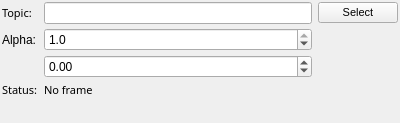
Before: the Qt Designer form mapviz_plugins/ui/occupancy_grid_config.ui in Eurecat/mapviz, drawn with Qt 5.
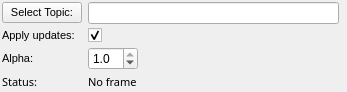
After: the same form once the commit is applied.

Commit message: occupancy grid update

```diff
--- a/mapviz_plugins/ui/occupancy_grid_config.ui
+++ b/mapviz_plugins/ui/occupancy_grid_config.ui
@@ -6,8 +6,8 @@
    <rect>
     <x>0</x>
     <y>0</y>
-    <width>400</width>
-    <height>123</height>
+    <width>347</width>
+    <height>89</height>
    </rect>
   </property>
   <property name="windowTitle">
@@ -32,42 +32,25 @@
    <property name="verticalSpacing">
     <number>4</number>
    </property>
-   <item row="6" column="1">
-    <spacer name="verticalSpacer">
-     <property name="orientation">
-      <enum>Qt::Vertical</enum>
-     </property>
-     <property name="sizeHint" stdset="0">
+   <item row="4" column="1">
+    <widget class="QDoubleSpinBox" name="alpha">
+     <property name="maximumSize">
       <size>
-       <width>20</width>
-       <height>40</height>
+       <width>50</width>
+       <height>16777215</height>
       </size>
      </property>
-    </spacer>
-   </item>
-   <item row="2" column="0">
-    <widget class="QLabel" name="label">
-     <property name="font">
-      <font>
-       <family>Sans Serif</family>
-       <pointsize>8</pointsize>
-      </font>
+     <property name="decimals">
+      <number>1</number>
      </property>
-     <property name="text">
-      <string>Topic:</string>
+     <property name="maximum">
+      <double>1.000000000000000</double>
      </property>
-    </widget>
-   </item>
-   <item row="5" column="0">
-    <widget class="QLabel" name="label_2">
-     <property name="font">
-      <font>
-       <family>Sans Serif</family>
-       <pointsize>8</pointsize>
-      </font>
+     <property name="singleStep">
+      <double>0.100000000000000</double>
      </property>
-     <property name="text">
-      <string>Status:</string>
+     <property name="value">
+      <double>1.000000000000000</double>
      </property>
     </widget>
    </item>
@@ -90,60 +73,77 @@
      </property>
     </widget>
    </item>
-   <item row="2" column="2">
-    <widget class="QPushButton" name="select_topic">
-     <property name="font">
-      <font>
-       <pointsize>8</pointsize>
-      </font>
-     </property>
-     <property name="text">
-      <string>Select</string>
-     </property>
-    </widget>
-   </item>
-   <item row="2" column="1">
-    <widget class="QLineEdit" name="topic">
-     <property name="font">
-      <font>
-       <pointsize>8</pointsize>
-      </font>
-     </property>
-    </widget>
-   </item>
    <item row="3" column="0">
+    <widget class="QLabel" name="label_4">
+     <property name="font">
+      <font>
+       <pointsize>8</pointsize>
+      </font>
+     </property>
+     <property name="text">
+      <string>Apply updates:</string>
+     </property>
+    </widget>
+   </item>
+   <item row="2" column="1">
+    <widget class="QLineEdit" name="topic_grid">
+     <property name="font">
+      <font>
+       <pointsize>8</pointsize>
+      </font>
+     </property>
+    </widget>
+   </item>
+   <item row="3" column="1">
+    <widget class="QCheckBox" name="checkbox_update">
+     <property name="text">
+      <string/>
+     </property>
+     <property name="checked">
+      <bool>true</bool>
+     </property>
+    </widget>
+   </item>
+   <item row="5" column="0">
+    <widget class="QLabel" name="label_2">
+     <property name="font">
+      <font>
+       <family>Sans Serif</family>
+       <pointsize>8</pointsize>
+      </font>
+     </property>
+     <property name="text">
+      <string>Status:</string>
+     </property>
+    </widget>
+   </item>
+   <item row="4" column="0">
     <widget class="QLabel" name="label_3">
+     <property name="font">
+      <font>
+       <pointsize>8</pointsize>
+      </font>
+     </property>
      <property name="text">
       <string>Alpha:</string>
      </property>
     </widget>
    </item>
-   <item row="3" column="1">
-    <widget class="QDoubleSpinBox" name="alpha">
-     <property name="decimals">
-      <number>1</number>
+   <item row="2" column="0">
+    <widget class="QPushButton" name="select_grid">
+     <property name="maximumSize">
+      <size>
+       <width>100</width>
+       <height>16777215</height>
+      </size>
      </property>
-     <property name="maximum">
-      <double>1.000000000000000</double>
+     <property name="font">
+      <font>
+       <pointsize>8</pointsize>
+      </font>
      </property>
-     <property name="singleStep">
-      <double>0.100000000000000</double>
-     </property>
-     <property name="value">
-      <double>1.000000000000000</double>
-     </property>
-    </widget>
-   </item>
-   <item row="4" column="1">
-    <widget class="QDoubleSpinBox" name="angleOffset">
-     <property name="minimum">
-      <double>-10.000000000000000</double>
-     </property>
-     <property name="maximum">
-      <double>10.000000000000000</double>
-     </property>
-     <property name="singleStep">
-      <double>0.100000000000000</double>
+     <property name="text">
+      <string>Select Topic:</string>
      </property>
     </widget>
    </item>
```
The commit also changes 2 other files.
